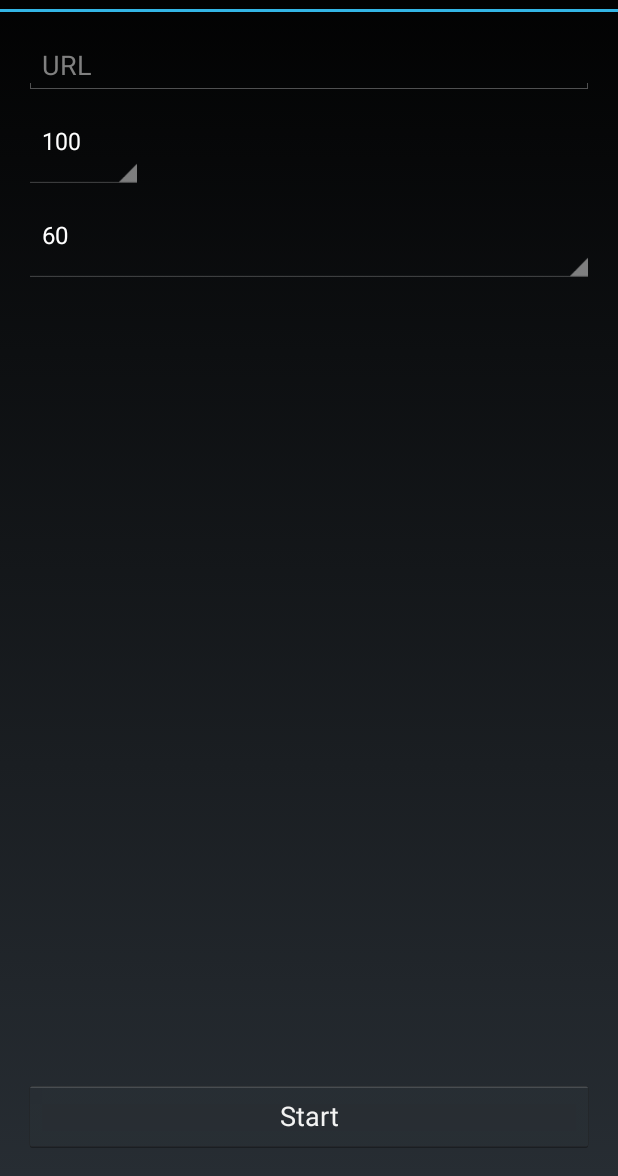
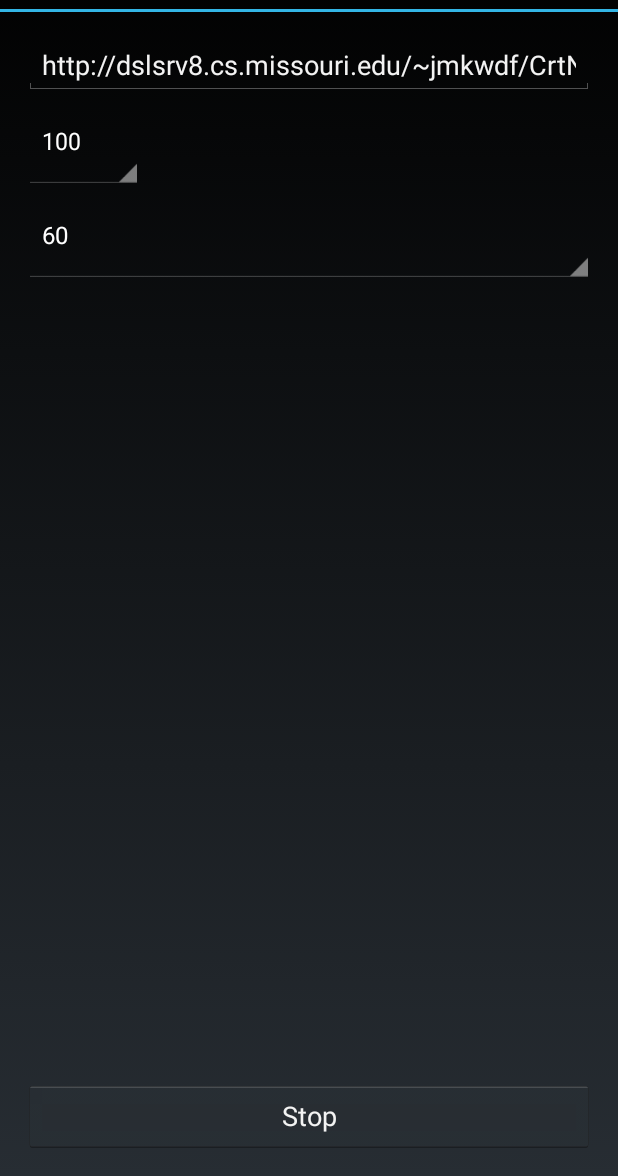
Before and after one commit to BMX-Nick/Chunk, an Android app: the screen it shows after launch (MainActivity), after a tap on "Start", on a phone screen of 412 x 824 dp, the part 60-1236 px from its top. Run offline under Robolectric (Android 15) with nearby library versions, the phone set to English and light mode, and no system bars.

Commit message:
Data of the specified size is transferred at the specified frequency.

```diff
--- a/app/src/main/java/edu/missouri/chunk/DataTransmitter.java
+++ b/app/src/main/java/edu/missouri/chunk/DataTransmitter.java
@@ -38,9 +38,11 @@ public class DataTransmitter {
     public DataTransmitter(Context context, URI uri, int size, int freq){
         this.context = context;
 
-        uri  = uri;
-        size = size;
-        freq = freq;
+        this.uri  = uri;
+        this.size = size;
+        this.freq = freq;
+
+        this.state = State.STOPPED;
     }
 
     /**
@@ -71,8 +73,8 @@ public class DataTransmitter {
     }
 // ************* TODO: Implement
     private void enableAlarm() {
-        long millisecondsTilFirstTrigger = 60000L;
-        long intervalToNextAlarm         = 60000L;
+        long millisecondsTilFirstTrigger = getFreq() * 1000;
+        long intervalToNextAlarm         = millisecondsTilFirstTrigger;
 
         Log.w("DataTransmitter", "Preparing to initiate Alarm Manager. Should start syncing in "
                 + Long.toString(millisecondsTilFirstTrigger)
@@ -80,15 +82,19 @@ public class DataTransmitter {
                 + Long.toString(intervalToNextAlarm)
                 + " milliseconds thereafter.");
 
-
         AlarmManager alarmMgr = (AlarmManager) getApplicationContext().getSystemService(Context.ALARM_SERVICE);
         Intent mIntent = new Intent(getApplicationContext(), SyncService.class);
+
+        mIntent.putExtra("uri",       getUri());
+        mIntent.putExtra("frequency", getFreq());
+        mIntent.putExtra("size",      getSize());
 
         Log.w("DataTransmitter", "About to begin syncing in 30 seconds, hopefully.");
 
         alarmMgr.setInexactRepeating(AlarmManager.ELAPSED_REALTIME,
                 millisecondsTilFirstTrigger,
                 intervalToNextAlarm, PendingIntent.getService(getApplicationContext(), 30, mIntent, PendingIntent.FLAG_UPDATE_CURRENT));
+
     }
 
     private void disableAlarm() {
--- a/app/src/main/java/edu/missouri/chunk/MainActivity.java
+++ b/app/src/main/java/edu/missouri/chunk/MainActivity.java
@@ -1,6 +1,9 @@
 package edu.missouri.chunk;
 
 import android.app.Activity;
+import android.app.AlertDialog;
+import android.content.DialogInterface;
+import android.content.Intent;
 import android.os.Bundle;
 import android.util.Log;
 import android.view.Menu;
@@ -13,8 +16,6 @@ import android.widget.Spinner;
 
 import java.net.URI;
 import java.net.URISyntaxException;
-
-import chunk.missouri.edu.chunk.R;
 
 
 public class MainActivity extends Activity {
@@ -63,28 +64,52 @@ public class MainActivity extends Activity {
             @Override
             public void onClick(View v) {
 
+                final boolean areFieldsSet =
+                           chunksSpinner.getSelectedItem().toString().length()   > 0
+                        && interValSpinner.getSelectedItem().toString().length() > 0
+                        && urlEditText.getText().toString().length()             > 0;
+
                 // If all the fields are filled out when start is pressed,
-                if(chunksSpinner.getSelectedItem().toString().length() > 0
-                        && interValSpinner.getSelectedItem().toString().length() > 0
-                        && urlEditText.getText().toString().length() > 0) {
+                if (areFieldsSet) {
 
                     // Collect the user input
-                    int chunkSizeKB = Integer.parseInt(chunksSpinner.getSelectedItem().toString());
+                    int chunkSizeKB     = Integer.parseInt(chunksSpinner.getSelectedItem().toString());
                     int intervalSeconds = Integer.parseInt(interValSpinner.getSelectedItem().toString());
-                    URI uri = null;
-                    try {
-                        uri = new URI(urlEditText.getText().toString());
-                    } catch (URISyntaxException e) {
-                        e.printStackTrace();
+                    URI uri;
+
+                    if (dataTransmitter.isRunning()) {
+                        dataTransmitter.stop();
+                        startButton.setText(R.string.start);
+                    } else {
+                        try {
+                            uri = new URI(urlEditText.getText().toString());
+
+                            // Initialize and start the data transmitter.
+                            Log.w(TAG, "Initializing and starting data transmitter");
+                            dataTransmitter.setFreq(intervalSeconds);
+                            dataTransmitter.setSize(chunkSizeKB);
+                            dataTransmitter.setUri(uri);
+
+
+                            dataTransmitter.start();
+                            startButton.setText(R.string.stop);
+                        } catch (URISyntaxException e) {
+                            e.printStackTrace();
+                        }
                     }
+                } else {
+                    AlertDialog.Builder builder = new AlertDialog.Builder(MainActivity.this);
 
-                    // Initialize and start the data transmitter.
-                    Log.w(TAG, "Initializing and starting data transmitter");
-                    dataTransmitter = new DataTransmitter(getApplicationContext(), uri, chunkSizeKB, intervalSeconds);
-                    dataTransmitter.start();
+                    builder.setTitle("Error").setMessage("Fields must not be empty.").setNeutralButton("Ok", new DialogInterface.OnClickListener() {
+                        @Override
+                        public void onClick(DialogInterface dialogInterface, int i) {
+                            dialogInterface.cancel();
+                        }
+                    });
+
+                    AlertDialog dialog = builder.create();
+                    dialog.show();
                 }
-                //      Use PendingIntent and AlarmManager here just like in the NIMH app.
-                // }
             }
         });
 
--- a/app/src/main/res/layout/activity_main.xml
+++ b/app/src/main/res/layout/activity_main.xml
@@ -19,7 +19,8 @@
         android:layout_alignParentEnd="true"
         android:autoText="false"
         android:hint="@string/URL"
-        android:inputType="textUri"/>
+        android:inputType="textUri"
+        android:text="http://dslsrv8.cs.missouri.edu/~jmkwdf/CrtNIMH/example.php"/>
 
     <Spinner
         android:layout_width="wrap_content"
@@ -42,7 +43,7 @@
     <Button
         android:layout_width="wrap_content"
         android:layout_height="wrap_content"
-        android:text="Start"
+        android:text="@string/start"
         android:id="@+id/startButton"
         android:layout_alignParentStart="true"
         android:layout_alignParentBottom="true"
--- a/app/src/main/res/values/strings.xml
+++ b/app/src/main/res/values/strings.xml
@@ -1,7 +1,7 @@
 <resources>
     <string name="app_name">Chunk</string>
-
-    <string name="hello_world">Hello world!</string>
     <string name="action_settings">Settings</string>
     <string name="URL">URL</string>
+    <string name="start">Start</string>
+    <string name="stop">Stop</string>
 </resources>
```
Also changed, not shown: app/src/main/AndroidManifest.xml (+6 -2 lines), app/src/main/java/edu/missouri/chunk/SyncService.java (+20 -8 lines), app/src/main/java/edu/missouri/chunk/TransmitData.java (+3 -4 lines), 4 other files.
